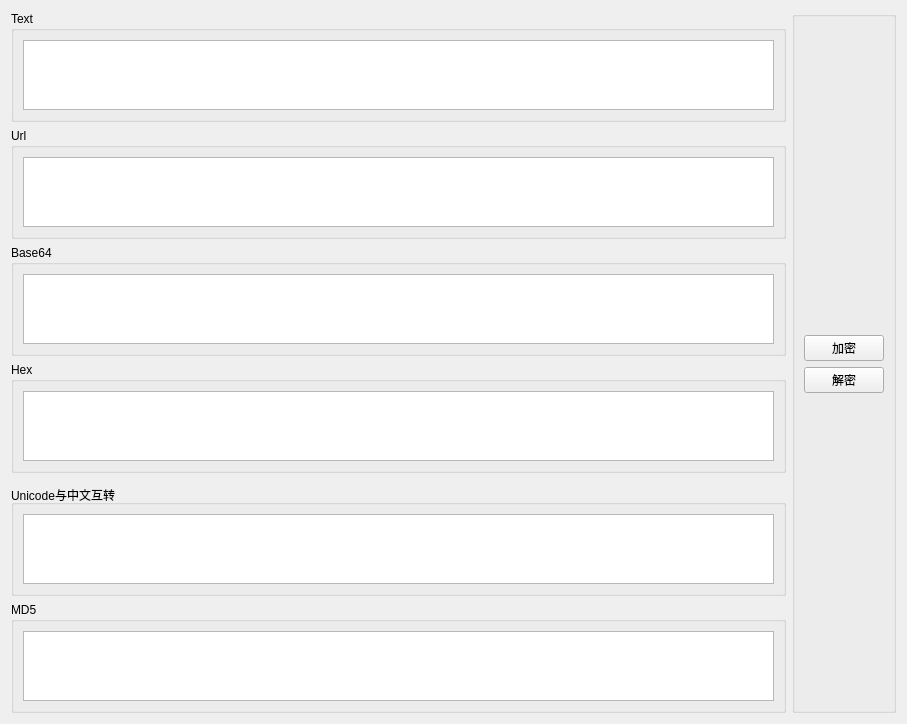
This is configuration/box3.ui in buluorifu/Xray-Gui as Qt 5 draws it before an edit. The edited form follows.
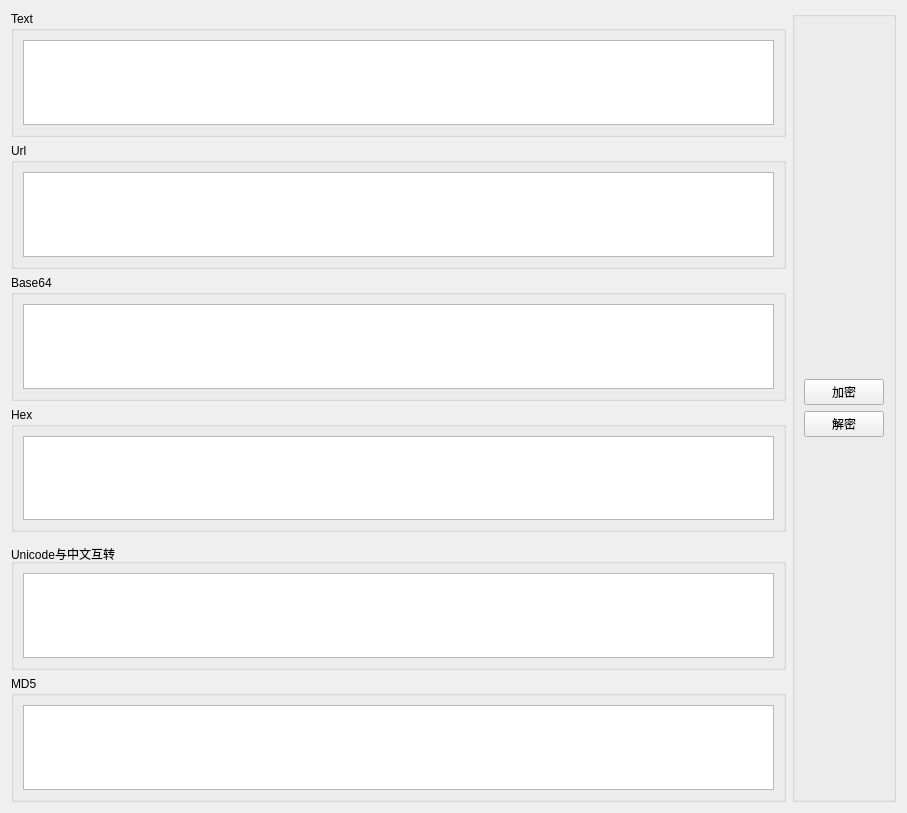
This is the edited form.

```diff
--- a/configuration/box3.ui
+++ b/configuration/box3.ui
@@ -7,7 +7,7 @@
     <x>0</x>
     <y>0</y>
     <width>907</width>
-    <height>717</height>
+    <height>813</height>
    </rect>
   </property>
   <property name="windowTitle">
@@ -69,16 +69,16 @@
         </property>
        </spacer>
       </item>
-      <item>
-       <widget class="QPushButton" name="pushButton_2">
-        <property name="text">
-         <string>加密</string>
-        </property>
-       </widget>
-      </item>
       <item>
        <widget class="QPushButton" name="pushButton">
         <property name="text">
+         <string>加密</string>
+        </property>
+       </widget>
+      </item>
+      <item>
+       <widget class="QPushButton" name="pushButton_2">
+        <property name="text">
          <string>解密</string>
         </property>
        </widget>
@@ -119,6 +119,9 @@
      <layout class="QGridLayout" name="gridLayout_4">
       <item row="0" column="0">
        <widget class="QTextEdit" name="textEdit_4">
+        <property name="styleSheet">
+         <string notr="true"/>
+        </property>
         <property name="html">
          <string>&lt;!DOCTYPE HTML PUBLIC &quot;-//W3C//DTD HTML 4.0//EN&quot; &quot;http://www.w3.org/TR/REC-html40/strict.dtd&quot;&gt;
 &lt;html&gt;&lt;head&gt;&lt;meta name=&quot;qrichtext&quot; content=&quot;1&quot; /&gt;&lt;style type=&quot;text/css&quot;&gt;
```
